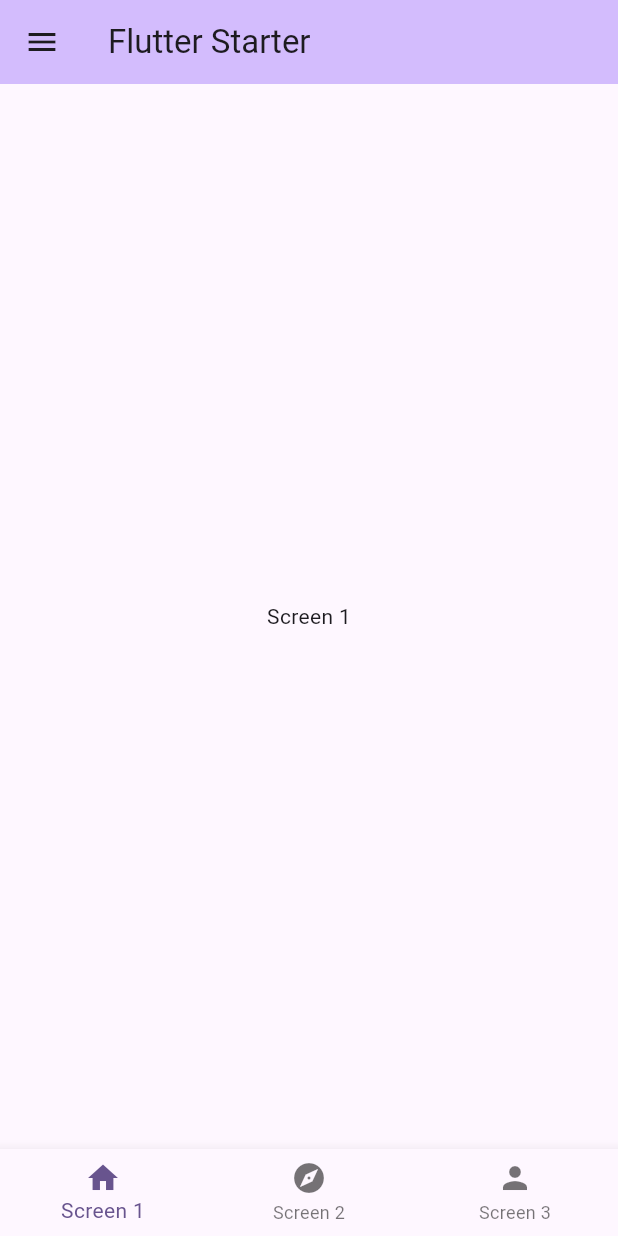
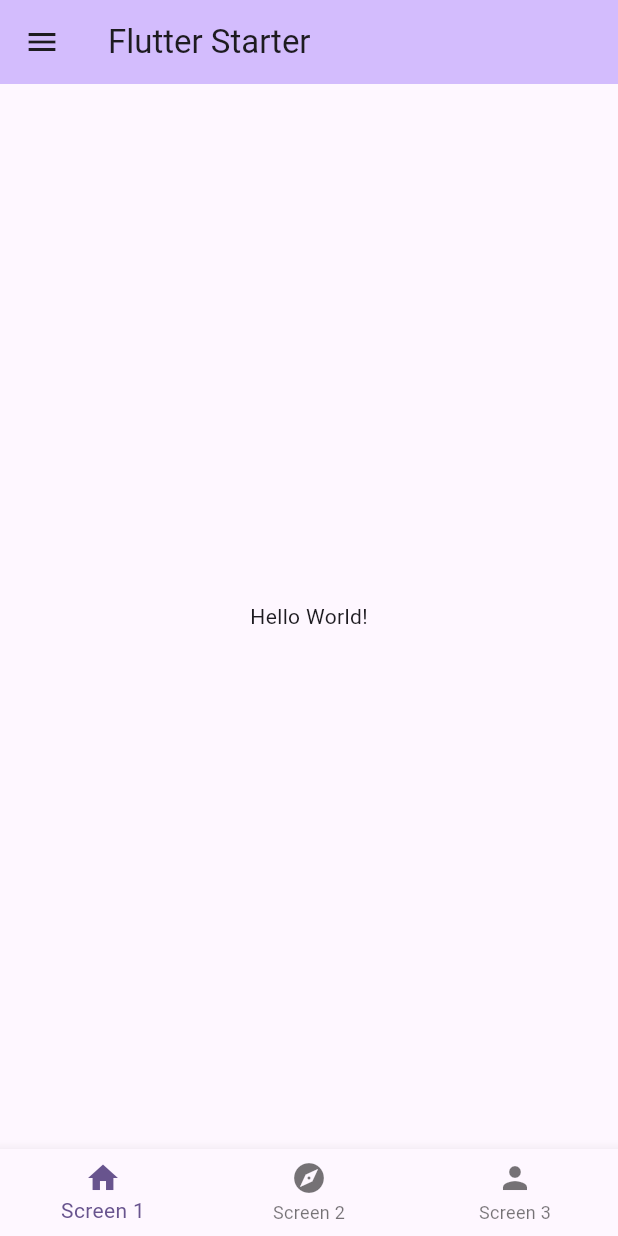
Before and after one commit to MontyCoder0701/flutter-starter, a Flutter app: the screen it shows after launch, on a phone screen of 412 x 824 dp. Run offline on Flutter 3.47's test engine with Material 3 defaults, Android fonts, the phone set to English and light mode, and no system bars; drawn by our look-alikes of upgrader; our stand-ins replace flutter_riverpod, go_router.

Commit message:
feat: apply translations

````diff
--- /dev/null
+++ b/lib/l10n/app_en.arb
@@ -0,0 +1,3 @@
+{
+  "helloWorld": "Hello World!"
+}
--- /dev/null
+++ b/lib/l10n/app_ko.arb
@@ -0,0 +1,3 @@
+{
+  "helloWorld": "헬로 월드"
+}
--- /dev/null
+++ b/lib/l10n/app_localizations.dart
@@ -0,0 +1,135 @@
+import 'dart:async';
+
+import 'package:flutter/foundation.dart';
+import 'package:flutter/widgets.dart';
+import 'package:flutter_localizations/flutter_localizations.dart';
+import 'package:intl/intl.dart' as intl;
+
+import 'app_localizations_en.dart';
+import 'app_localizations_ko.dart';
+
+// ignore_for_file: type=lint
+
+/// Callers can lookup localized strings with an instance of AppLocalizations
+/// returned by `AppLocalizations.of(context)`.
+///
+/// Applications need to include `AppLocalizations.delegate()` in their app's
+/// `localizationDelegates` list, and the locales they support in the app's
+/// `supportedLocales` list. For example:
+///
+/// ```dart
+/// import 'l10n/app_localizations.dart';
+///
+/// return MaterialApp(
+///   localizationsDelegates: AppLocalizations.localizationsDelegates,
+///   supportedLocales: AppLocalizations.supportedLocales,
+///   home: MyApplicationHome(),
+/// );
+/// ```
+///
+/// ## Update pubspec.yaml
+///
+/// Please make sure to update your pubspec.yaml to include the following
+/// packages:
+///
+/// ```yaml
+/// dependencies:
+///   # Internationalization support.
+///   flutter_localizations:
+///     sdk: flutter
+///   intl: any # Use the pinned version from flutter_localizations
+///
+///   # Rest of dependencies
+/// ```
+///
+/// ## iOS Applications
+///
+/// iOS applications define key application metadata, including supported
+/// locales, in an Info.plist file that is built into the application bundle.
+/// To configure the locales supported by your app, you’ll need to edit this
+/// file.
+///
+/// First, open your project’s ios/Runner.xcworkspace Xcode workspace file.
+/// Then, in the Project Navigator, open the Info.plist file under the Runner
+/// project’s Runner folder.
+///
+/// Next, select the Information Property List item, select Add Item from the
+/// Editor menu, then select Localizations from the pop-up menu.
+///
+/// Select and expand the newly-created Localizations item then, for each
+/// locale your application supports, add a new item and select the locale
+/// you wish to add from the pop-up menu in the Value field. This list should
+/// be consistent with the languages listed in the AppLocalizations.supportedLocales
+/// property.
+abstract class AppLocalizations {
+  AppLocalizations(String locale) : localeName = intl.Intl.canonicalizedLocale(locale.toString());
+
+  final String localeName;
+
+  static AppLocalizations? of(BuildContext context) {
+    return Localizations.of<AppLocalizations>(context, AppLocalizations);
+  }
+
+  static const LocalizationsDelegate<AppLocalizations> delegate = _AppLocalizationsDelegate();
+
+  /// A list of this localizations delegate along with the default localizations
+  /// delegates.
+  ///
+  /// Returns a list of localizations delegates containing this delegate along with
+  /// GlobalMaterialLocalizations.delegate, GlobalCupertinoLocalizations.delegate,
+  /// and GlobalWidgetsLocalizations.delegate.
+  ///
+  /// Additional delegates can be added by appending to this list in
+  /// MaterialApp. This list does not have to be used at all if a custom list
+  /// of delegates is preferred or required.
+  static const List<LocalizationsDelegate<dynamic>> localizationsDelegates = <LocalizationsDelegate<dynamic>>[
+    delegate,
+    GlobalMaterialLocalizations.delegate,
+    GlobalCupertinoLocalizations.delegate,
+    GlobalWidgetsLocalizations.delegate,
+  ];
+
+  /// A list of this localizations delegate's supported locales.
+  static const List<Locale> supportedLocales = <Locale>[
+    Locale('en'),
+    Locale('ko')
+  ];
+
+  /// No description provided for @helloWorld.
+  ///
+  /// In en, this message translates to:
+  /// **'Hello World!'**
+  String get helloWorld;
+}
+
+class _AppLocalizationsDelegate extends LocalizationsDelegate<AppLocalizations> {
+  const _AppLocalizationsDelegate();
+
+  @override
+  Future<AppLocalizations> load(Locale locale) {
+    return SynchronousFuture<AppLocalizations>(lookupAppLocalizations(locale));
+  }
+
+  @override
+  bool isSupported(Locale locale) => <String>['en', 'ko'].contains(locale.languageCode);
+
+  @override
+  bool shouldReload(_AppLocalizationsDelegate old) => false;
+}
+
+AppLocalizations lookupAppLocalizations(Locale locale) {
+
+
+  // Lookup logic when only language code is specified.
+  switch (locale.languageCode) {
+    case 'en': return AppLocalizationsEn();
+    case 'ko': return AppLocalizationsKo();
+  }
+
+  throw FlutterError(
+    'AppLocalizations.delegate failed to load unsupported locale "$locale". This is likely '
+    'an issue with the localizations generation tool. Please file an issue '
+    'on GitHub with a reproducible sample app and the gen-l10n configuration '
+    'that was used.'
+  );
+}
--- /dev/null
+++ b/lib/l10n/app_localizations_en.dart
@@ -0,0 +1,13 @@
+// ignore: unused_import
+import 'package:intl/intl.dart' as intl;
+import 'app_localizations.dart';
+
+// ignore_for_file: type=lint
+
+/// The translations for English (`en`).
+class AppLocalizationsEn extends AppLocalizations {
+  AppLocalizationsEn([String locale = 'en']) : super(locale);
+
+  @override
+  String get helloWorld => 'Hello World!';
+}
--- /dev/null
+++ b/lib/l10n/app_localizations_ko.dart
@@ -0,0 +1,13 @@
+// ignore: unused_import
+import 'package:intl/intl.dart' as intl;
+import 'app_localizations.dart';
+
+// ignore_for_file: type=lint
+
+/// The translations for Korean (`ko`).
+class AppLocalizationsKo extends AppLocalizations {
+  AppLocalizationsKo([String locale = 'ko']) : super(locale);
+
+  @override
+  String get helloWorld => '헬로 월드';
+}
--- a/lib/main.dart
+++ b/lib/main.dart
@@ -1,9 +1,12 @@
 import 'package:flutter/material.dart';
 import 'package:flutter_riverpod/flutter_riverpod.dart';
-import 'package:flutter_starter/go_router.dart';
-import 'package:flutter_starter/providers/theme_provider.dart';
-import 'package:flutter_starter/theme.dart';
 import 'package:upgrader/upgrader.dart';
+
+import 'go_router.dart';
+import 'l10n/app_localizations.dart';
+import 'providers/locale_provider.dart';
+import 'providers/theme_provider.dart';
+import 'theme.dart';
 
 void main() async {
   WidgetsFlutterBinding.ensureInitialized();
@@ -15,15 +18,19 @@ class MyApp extends ConsumerWidget {
 
   @override
   Widget build(BuildContext context, WidgetRef ref) {
+    final locale = ref.watch(localeProvider);
     final themeMode = ref.watch(themeProvider);
 
     return UpgradeAlert(
       child: MaterialApp.router(
         title: 'Flutter Starter',
+        locale: locale,
         themeMode: themeMode,
         theme: CustomTheme.light,
         darkTheme: CustomTheme.dark,
         routerConfig: goRouter,
+        localizationsDelegates: AppLocalizations.localizationsDelegates,
+        supportedLocales: AppLocalizations.supportedLocales,
       ),
     );
   }
--- /dev/null
+++ b/lib/providers/locale_provider.dart
@@ -0,0 +1,4 @@
+import 'package:flutter/material.dart';
+import 'package:flutter_riverpod/flutter_riverpod.dart';
+
+final localeProvider = StateProvider<Locale>((ref) => Locale('en'));
--- a/lib/screens/screen1.dart
+++ b/lib/screens/screen1.dart
@@ -1,10 +1,12 @@
 import 'package:flutter/material.dart';
+
+import '../l10n/app_localizations.dart';
 
 class Screen1 extends StatelessWidget {
   const Screen1({super.key});
 
   @override
   Widget build(BuildContext context) {
-    return const Center(child: Text('Screen 1'));
+    return Center(child: Text(AppLocalizations.of(context)!.helloWorld));
   }
 }
--- a/pubspec.yaml
+++ b/pubspec.yaml
@@ -15,6 +15,9 @@ dependencies:
   go_router: ^15.1.2
   upgrader: ^11.4.0
   flutter_riverpod: ^2.6.1
+  flutter_localizations:
+    sdk: flutter
+  intl: any
 
 dev_dependencies:
   flutter_test:
@@ -26,3 +29,4 @@ dev_dependencies:
 
 flutter:
   uses-material-design: true
+  generate: true
````
Also changed, not shown: pubspec.lock, 1 other file.
